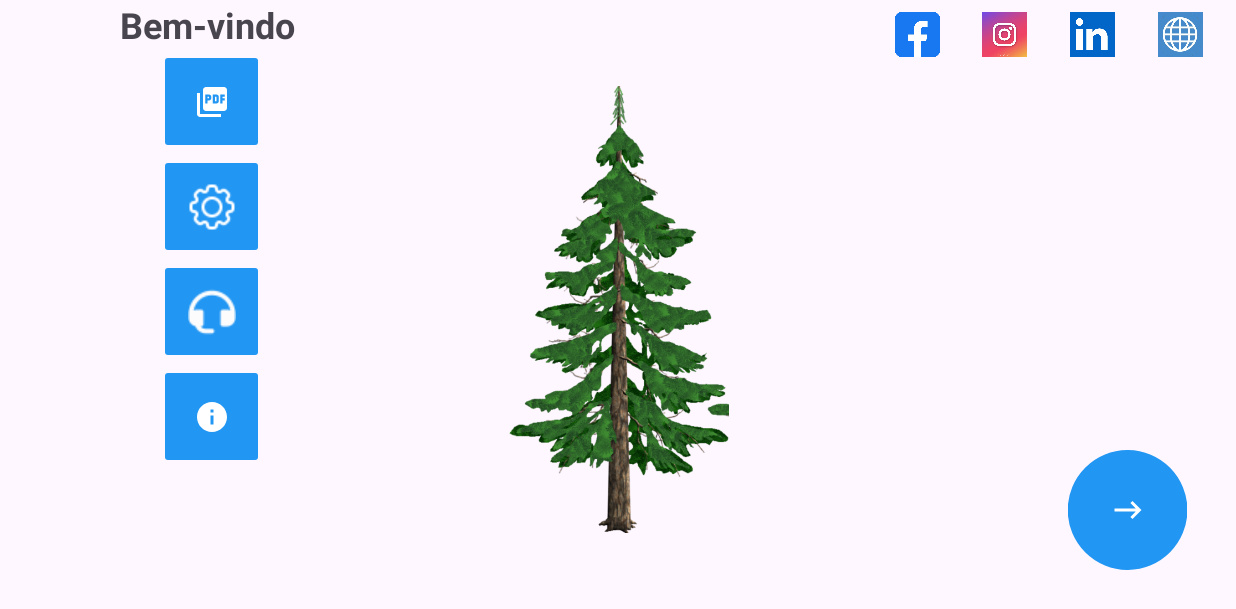
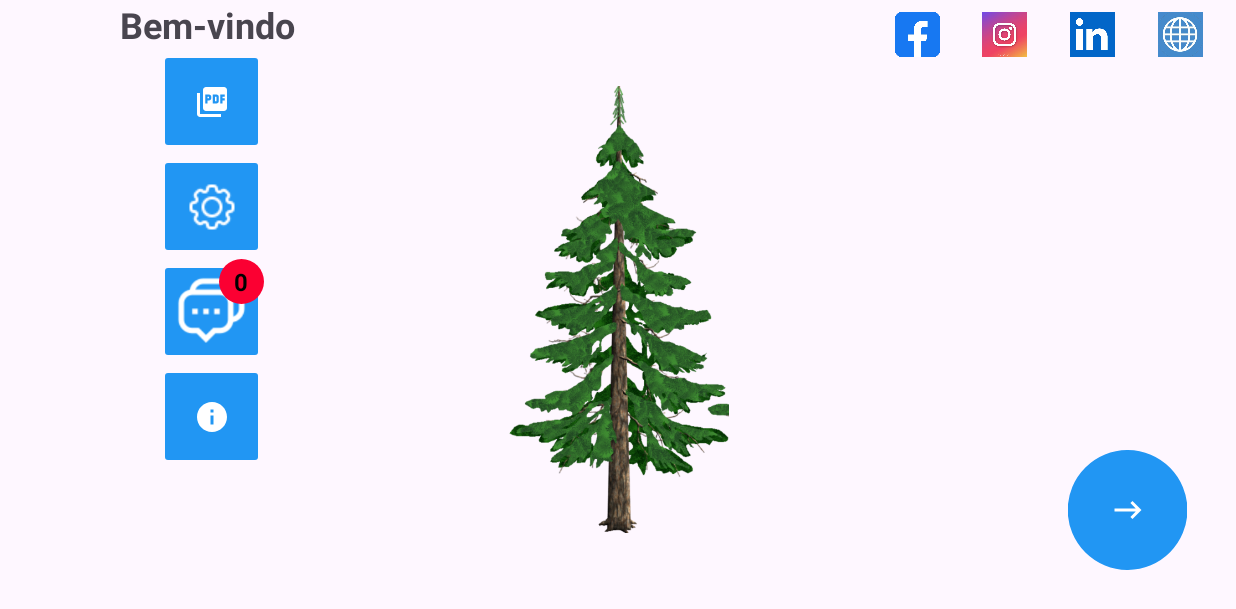
Before and after one commit to gustavodias24/DendroSmart-App, an Android app: the MenuActivity screen opened directly, with no data from a screen before it, on a phone screen of 824 x 412 dp (held sideways). Shown: the top 609 px of the screen. Run offline under Robolectric (Android 15) with nearby library versions, the phone set to English and light mode, and no system bars; our stand-ins replace Picasso; pictures from the network do not load.

Commit message:
sistema notificacao recebe

```diff
--- a/app/src/main/java/benicio/soluces/dimensional/activitys/MenuActivity.java
+++ b/app/src/main/java/benicio/soluces/dimensional/activitys/MenuActivity.java
@@ -5,19 +5,35 @@ import androidx.appcompat.app.AppCompatDelegate;
 
 import android.annotation.SuppressLint;
 import android.content.Intent;
+import android.content.SharedPreferences;
 import android.net.Uri;
 import android.os.Bundle;
 import android.view.View;
+import android.widget.Toast;
 
+import com.google.gson.Gson;
 import com.squareup.picasso.Picasso;
+
+import java.util.ArrayList;
+import java.util.List;
 
 import benicio.soluces.dimensional.R;
 import benicio.soluces.dimensional.databinding.ActivityMenuBinding;
 import benicio.soluces.dimensional.databinding.ActivitySelecionarMetodoBinding;
+import benicio.soluces.dimensional.model.PostagemModel;
+import benicio.soluces.dimensional.utils.RetrofitUtil;
+import retrofit2.Call;
+import retrofit2.Callback;
+import retrofit2.Response;
+import retrofit2.Retrofit;
 
 public class MenuActivity extends AppCompatActivity {
 
     private ActivityMenuBinding mainBinding;
+    private List<PostagemModel> listaPostagem = null;
+    private SharedPreferences sharedPreferences;
+    private SharedPreferences.Editor editor;
+
 
     @SuppressLint("ResourceType")
     @Override
@@ -29,23 +45,71 @@ public class MenuActivity extends AppCompatActivity {
 
         Picasso.get().load(R.raw.pinheiro).into(mainBinding.imageView);
 
+        sharedPreferences = getSharedPreferences("user", MODE_PRIVATE);
+        editor = sharedPreferences.edit();
 
-        mainBinding.face.setOnClickListener( v -> {
+        mainBinding.face.setOnClickListener(v -> {
             Intent i = new Intent(Intent.ACTION_VIEW, Uri.parse("https://www.facebook.com/profile.php?id=61559403886899&mibextid=LQQJ4d&rdid=mHTgiHw38cfK62A7&share_url=https%3A%2F%2Fwww.facebook.com%2Fshare%2FZUfre1CMmYJsHrWH%2F%3Fmibextid%3DLQQJ4d"));
             startActivity(i);
         });
-        mainBinding.insta.setOnClickListener( v -> {
+        mainBinding.insta.setOnClickListener(v -> {
             Intent i = new Intent(Intent.ACTION_VIEW, Uri.parse("https://www.instagram.com/sinapses.solutionss/"));
             startActivity(i);
         });
-        mainBinding.linke.setOnClickListener( v -> {
+        mainBinding.linke.setOnClickListener(v -> {
             Intent i = new Intent(Intent.ACTION_VIEW, Uri.parse("https://www.linkedin.com/company/sinapsesaplicativos/"));
             startActivity(i);
         });
-        mainBinding.web.setOnClickListener( v -> {
+        mainBinding.web.setOnClickListener(v -> {
             Intent i = new Intent(Intent.ACTION_VIEW, Uri.parse("https://www.sinapsessolutions.com.br/"));
             startActivity(i);
         });
+
+
+        RetrofitUtil.createServiceMsg(
+                RetrofitUtil.createRetrofitMsg()
+        ).getPostagens().enqueue(new Callback<List<PostagemModel>>() {
+            @SuppressLint("SetTextI18n")
+            @Override
+            public void onResponse(Call<List<PostagemModel>> call, Response<List<PostagemModel>> response) {
+                if (response.isSuccessful()) {
+                    listaPostagem = new ArrayList<>();
+
+                    assert response.body() != null;
+                    for (PostagemModel postagemModel : response.body()) {
+                        if (postagemModel.getApp().equals("Dendro Smart")) {
+                            listaPostagem.add(postagemModel);
+                        }
+                    }
+
+                    int quantidadeVista = sharedPreferences.getInt("notifications", 0);
+                    int calculo = (listaPostagem.size() - quantidadeVista);
+                    if (calculo < 0) {
+                        calculo = 0;
+                        editor.putInt("notifications", 0).apply();
+
+                    }
+                    mainBinding.textView7.setText("" + calculo);
+                }
+            }
+
+            @Override
+            public void onFailure(Call<List<PostagemModel>> call, Throwable t) {
+
+            }
+        });
+    }
+
+    public void gotonotifications(View view) {
+        if (listaPostagem != null) {
+            Intent i = new Intent(this, NotificacoesActivity.class);
+            i.putExtra("lista", new Gson().toJson(listaPostagem));
+            editor.putInt("notifications", listaPostagem.size()).apply();
+            startActivity(i);
+        } else {
+            Toast.makeText(this, "Tente Novamente...", Toast.LENGTH_SHORT).show();
+        }
+
     }
 
     public void escolherMetodoCubagem(View view) {
--- a/app/src/main/java/benicio/soluces/dimensional/activitys/RelatoriosActivity.java
+++ b/app/src/main/java/benicio/soluces/dimensional/activitys/RelatoriosActivity.java
@@ -172,7 +172,7 @@ public class RelatoriosActivity extends AppCompatActivity {
                 byte[] decodedBytes = Base64.decode(preferences.getString("logoImage", null), Base64.DEFAULT);
                 Bitmap decodedBitmap = BitmapFactory.decodeByteArray(decodedBytes, 0, decodedBytes.length);
                 // Adicionar a imagem decodificada ao PDF em coordenadas específicas
-                Bitmap logoScaledBitmap = Bitmap.createScaledBitmap(decodedBitmap, 160, 160, false);
+                Bitmap logoScaledBitmap = Bitmap.createScaledBitmap(decodedBitmap, 160, 155, false);
                 canvas.drawBitmap(logoScaledBitmap, 75, 28, paint);
             }
 
--- /dev/null
+++ b/app/src/main/java/benicio/soluces/dimensional/services/ServiceMsg.java
@@ -0,0 +1,19 @@
+package benicio.soluces.dimensional.services;
+
+import java.io.Serializable;
+import java.util.List;
+
+import benicio.soluces.dimensional.model.PostagemModel;
+import benicio.soluces.dimensional.model.ResponseMsg;
+import retrofit2.Call;
+import retrofit2.http.POST;
+import retrofit2.http.Path;
+
+public interface ServiceMsg  {
+
+    @POST("get_postagens")
+    Call<List<PostagemModel>> getPostagens();
+
+    @POST("/{id}/get_imagem")
+    Call<ResponseMsg> getImagePostagem(@Path("id") String _id);
+}
--- /dev/null
+++ b/app/src/main/java/benicio/soluces/dimensional/utils/RetrofitUtil.java
@@ -0,0 +1,19 @@
+package benicio.soluces.dimensional.utils;
+
+import benicio.soluces.dimensional.services.ServiceMsg;
+import retrofit2.Retrofit;
+import retrofit2.converter.gson.GsonConverterFactory;
+
+public class RetrofitUtil {
+
+    public static Retrofit createRetrofitMsg() {
+        return new Retrofit.Builder().baseUrl("https://comunicao-clientes-kaizen.vercel.app/")
+                .addConverterFactory(GsonConverterFactory.create())
+                .build();
+    }
+
+    public static ServiceMsg createServiceMsg(Retrofit retrofit) {
+        return retrofit.create(ServiceMsg.class);
+    }
+
+}
--- /dev/null
+++ b/app/src/main/res/drawable/back_notifications.xml
@@ -0,0 +1,10 @@
+<?xml version="1.0" encoding="utf-8"?>
+<shape android:shape="rectangle" xmlns:android="http://schemas.android.com/apk/res/android">
+    <solid
+        android:color="#FB0032"
+        />
+
+    <corners
+        android:radius="260dp"
+        />
+</shape>
--- a/app/src/main/res/layout/activity_menu.xml
+++ b/app/src/main/res/layout/activity_menu.xml
@@ -83,19 +83,46 @@
             app:iconSize="30dp"
             tools:ignore="MissingConstraints" />
 
+        <androidx.constraintlayout.widget.ConstraintLayout
+            android:layout_width="wrap_content"
+            android:layout_height="wrap_content"
+            android:layout_gravity="center">
+
             <ImageButton
                 android:id="@+id/button3"
                 android:layout_width="70sp"
                 android:layout_height="70sp"
                 android:layout_gravity="center"
                 android:backgroundTint="#2196F3"
-            android:src="@drawable/suport"
+                android:onClick="gotonotifications"
+                android:scaleType="fitCenter"
+                android:src="@drawable/conversacao"
                 android:text="VÍDEOS E\nSUPORTE"
                 android:textAllCaps="true"
                 app:icon="@drawable/baseline_videocam_24"
                 app:iconGravity="textStart"
                 app:iconSize="30dp"
+                app:layout_constraintBottom_toBottomOf="parent"
+                app:layout_constraintEnd_toEndOf="parent"
+                app:layout_constraintStart_toStartOf="parent"
+                app:layout_constraintTop_toTopOf="parent"
                 tools:ignore="MissingConstraints" />
+
+            <TextView
+                android:id="@+id/textView7"
+                android:layout_width="30sp"
+                android:layout_height="30sp"
+                android:background="@drawable/back_notifications"
+                android:padding="4dp"
+                android:text="0"
+                android:textAlignment="center"
+                android:textColor="#000000"
+                android:textSize="16sp"
+                android:textStyle="bold"
+                app:layout_constraintEnd_toEndOf="parent"
+                app:layout_constraintTop_toTopOf="@+id/button3" />
+
+        </androidx.constraintlayout.widget.ConstraintLayout>
 
         <ImageButton
             android:id="@+id/button2"
@@ -151,4 +178,5 @@
             android:layout_weight="1"
             app:srcCompat="@drawable/web" />
     </LinearLayout>
+
 </androidx.constraintlayout.widget.ConstraintLayout>
```
Also changed, not shown: app/build.gradle.kts (+14 -13 lines), app/src/main/AndroidManifest.xml (+8 -1 lines), app/src/main/java/benicio/soluces/dimensional/activitys/NotificacoesActivity.java (added, +68 -0 lines), app/src/main/java/benicio/soluces/dimensional/adapter/AdapterMsg.java (added, +94 -0 lines), app/src/main/java/benicio/soluces/dimensional/model/PostagemModel.java (added, +77 -0 lines), app/src/main/java/benicio/soluces/dimensional/model/ResponseMsg.java (added, +19 -0 lines), app/src/main/res/layout/activity_notificacoes.xml (added, +27 -0 lines), app/src/main/res/layout/layout_menssage.xml (added, +26 -0 lines), app/src/main/res/drawable/carregando.png (added), app/src/main/res/drawable/conversacao.png (added). Lines whose indentation alone changed are shown as unchanged.
